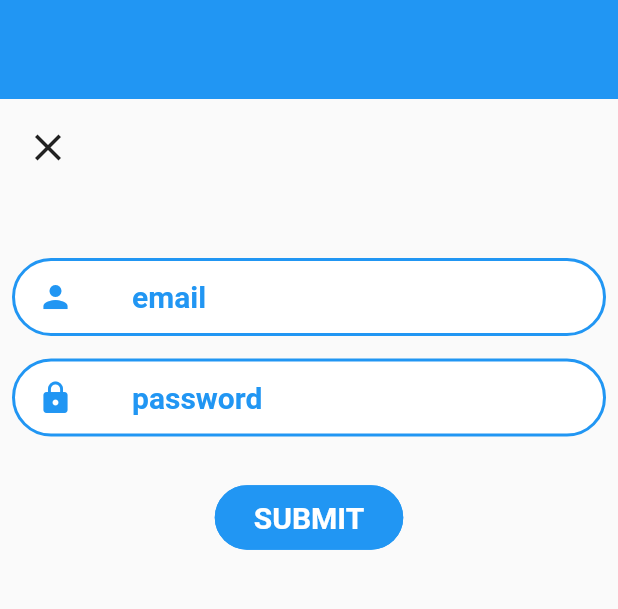
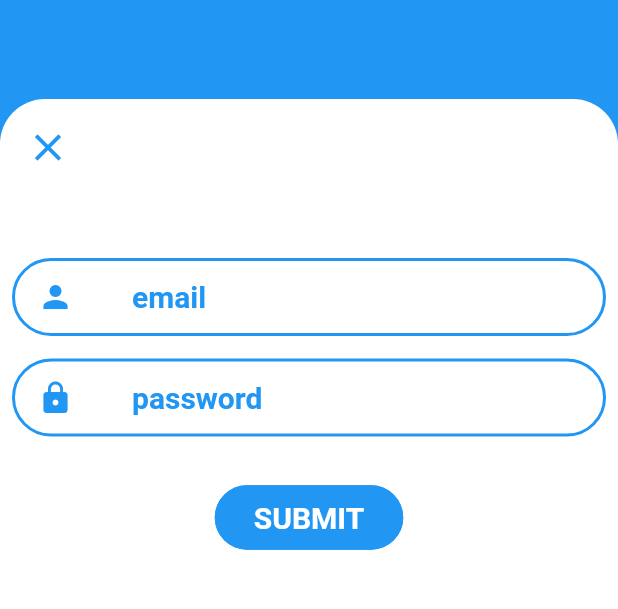
Before and after one commit to james-litch/nell_app, a Flutter app: the _AuthMobile screen opened directly with empty values, after a tap on "LOGIN", on a phone screen of 412 x 824 dp, the part 519-1128 px from its top. Run offline on Flutter 3.47's test engine with Material 2 defaults, Android fonts, the phone set to English and light mode, and no system bars; our stand-ins replace equatable, get_it, logger, provider_architecture, responsive_builder, shared_preferences; accounts and stored records are empty.

Commit message:
add colors to sheet

```diff
--- a/lib/widgets/bottom_sheet/bottom_sheet_widget.dart
+++ b/lib/widgets/bottom_sheet/bottom_sheet_widget.dart
@@ -9,15 +9,22 @@
 
 class BottomSheetWidget extends StatelessWidget {
   final Widget body;
+  final Color primaryColor;
+  final Color secondaryColor;
 
-  BottomSheetWidget({@required this.body});
+  BottomSheetWidget({
+    @required this.body,
+    this.primaryColor = Colors.white,
+    this.secondaryColor = Colors.blue,
+  });
   @override
   Widget build(BuildContext context) {
     return ScreenTypeLayout(
       mobile: _BottomSheetMobile(
         body: body,
+        primaryColor: primaryColor,
+        secondaryColor: secondaryColor,
       ),
-
     );
   }
 }
```
